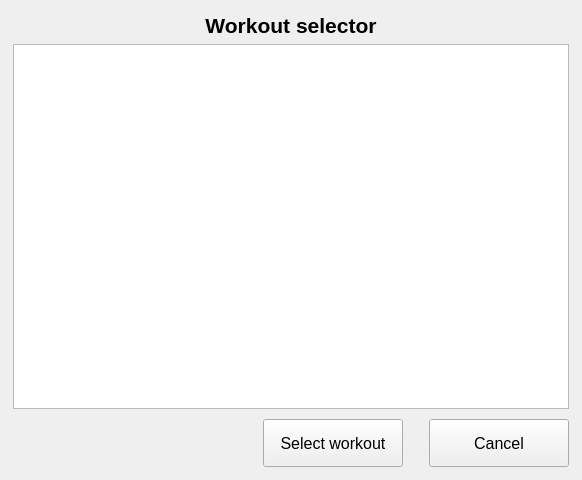
antongus/kettlebell-timer, file src/ui/WorkoutSelector.ui: the form before one commit.
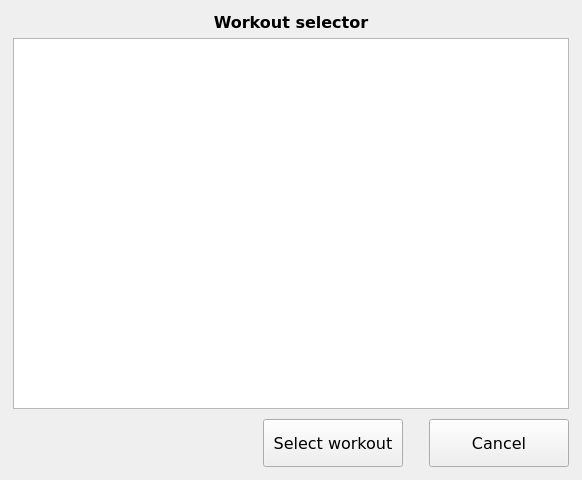
The form after the commit. Icons and pictures are not drawn.

Diff of the .ui file:
```diff
--- a/src/ui/WorkoutSelector.ui
+++ b/src/ui/WorkoutSelector.ui
@@ -10,6 +10,12 @@
     <height>480</height>
    </rect>
   </property>
+  <property name="font">
+   <font>
+    <family>Verdana</family>
+    <pointsize>12</pointsize>
+   </font>
+  </property>
   <property name="windowTitle">
    <string>Workout selector</string>
   </property>
@@ -31,8 +37,19 @@
       </property>
       <item>
        <widget class="QLabel" name="label">
+        <property name="font">
+         <font>
+          <family>Verdana</family>
+          <pointsize>12</pointsize>
+          <weight>75</weight>
+          <bold>true</bold>
+         </font>
+        </property>
         <property name="text">
-         <string>&lt;html&gt;&lt;head/&gt;&lt;body&gt;&lt;p align=&quot;center&quot;&gt;&lt;span style=&quot; font-size:16pt; font-weight:600;&quot;&gt;Workout selector&lt;/span&gt;&lt;/p&gt;&lt;/body&gt;&lt;/html&gt;</string>
+         <string>Workout selector</string>
+        </property>
+        <property name="alignment">
+         <set>Qt::AlignCenter</set>
         </property>
        </widget>
       </item>
@@ -86,6 +103,7 @@
         </property>
         <property name="font">
          <font>
+          <family>Verdana</family>
           <pointsize>12</pointsize>
          </font>
         </property>
@@ -139,6 +157,7 @@
         </property>
         <property name="font">
          <font>
+          <family>Verdana</family>
           <pointsize>12</pointsize>
          </font>
         </property>
```
